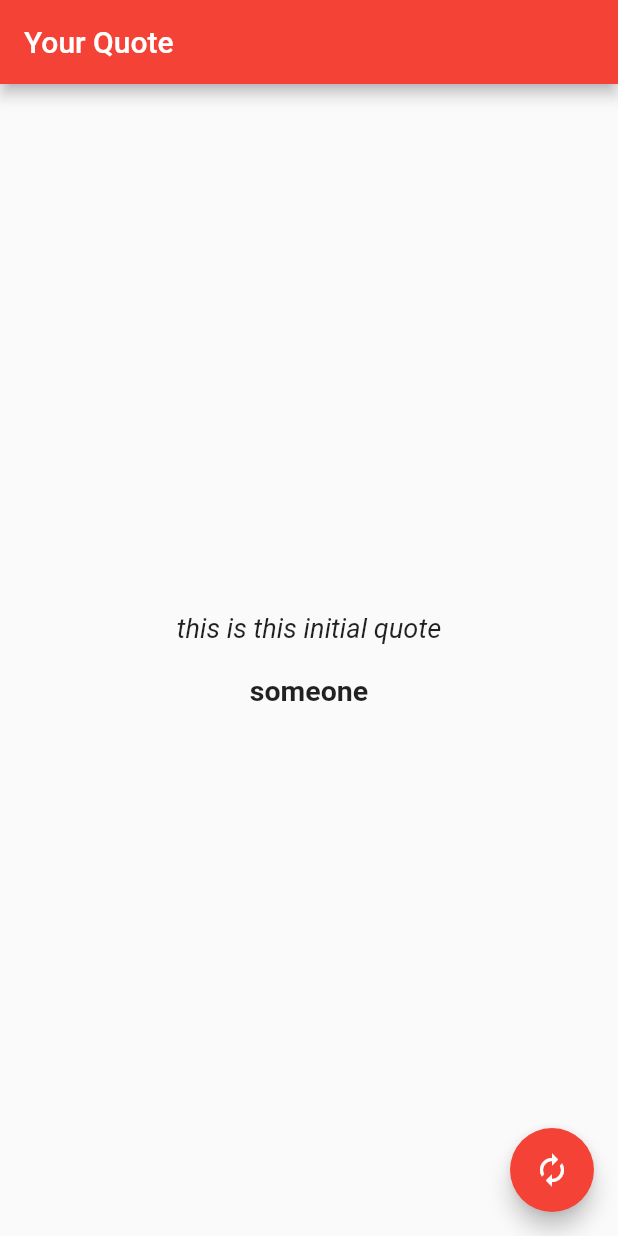
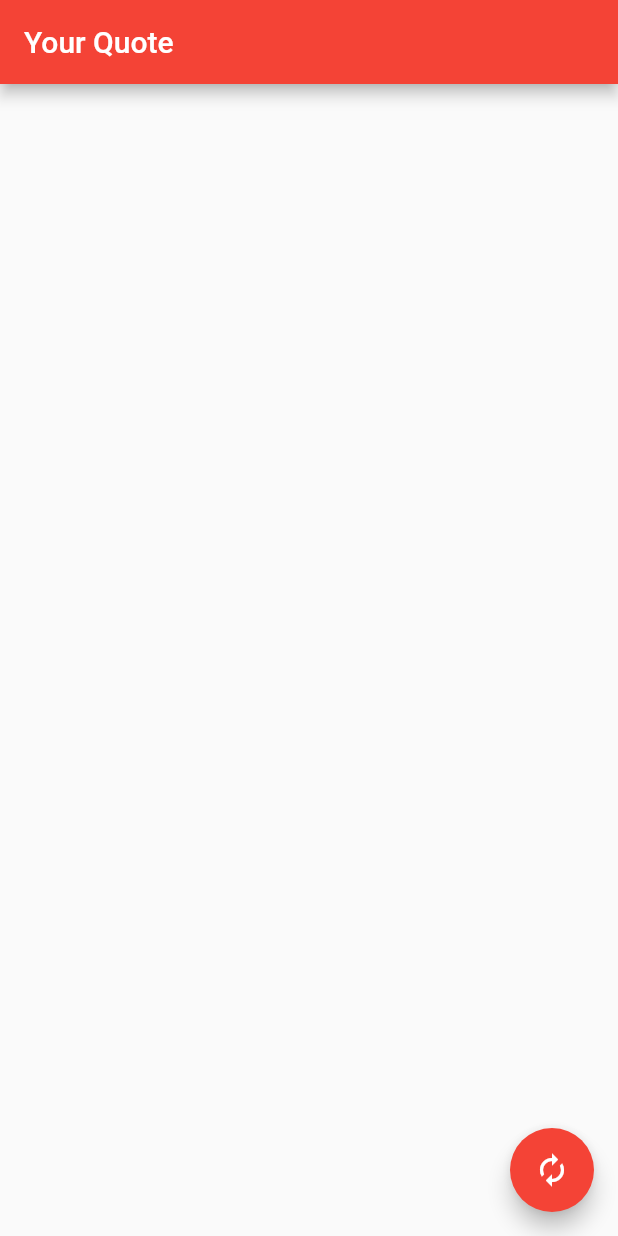
Before and after one commit to joshburnsxyz/quoteoftheday, a Flutter app: the screen it shows after launch, on a phone screen of 412 x 824 dp. Run offline on Flutter 3.47's test engine with Material 2 defaults, Android fonts, the phone set to English and light mode, and no system bars.

Commit message:
blank out init data

```diff
--- a/lib/main.dart
+++ b/lib/main.dart
@@ -42,8 +42,8 @@ class MyHomePage extends StatefulWidget {
 }
 
 class _MyHomePageState extends State<MyHomePage> {
-  String _quote = "this is this initial quote";
-  String _author = "someone";
+  String _quote = "";
+  String _author = "";
 
   Future<http.Response> fetchQuote() async {
     return http.get(Uri.parse('https://zenquotes.io/api/random/'));
```
